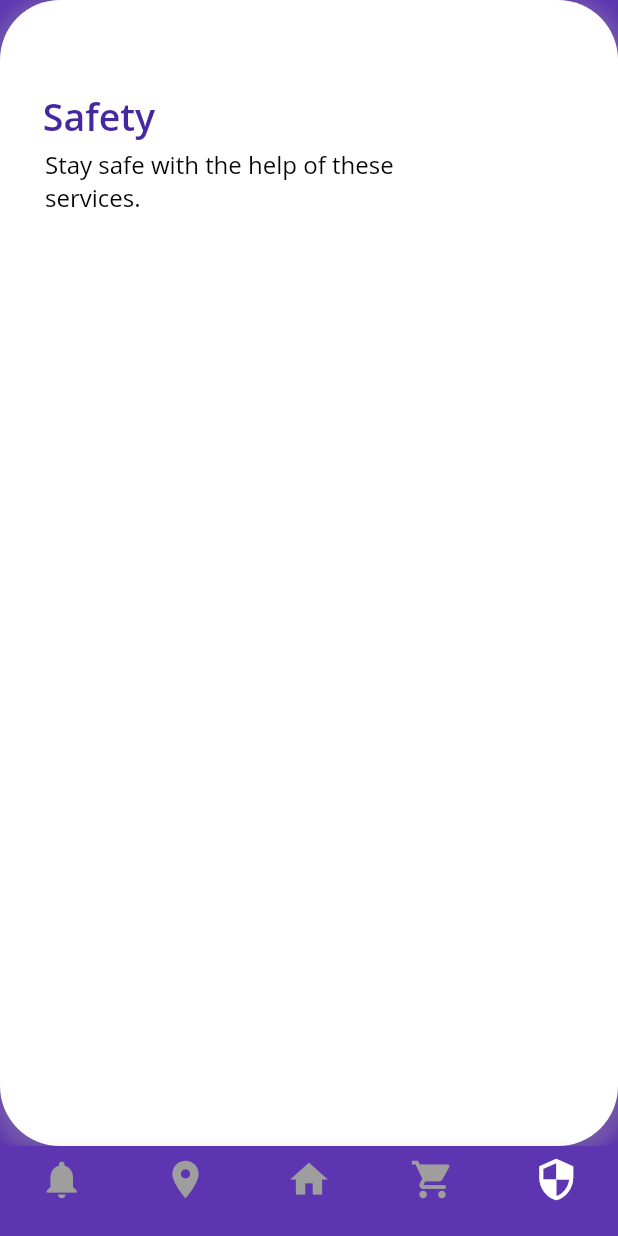
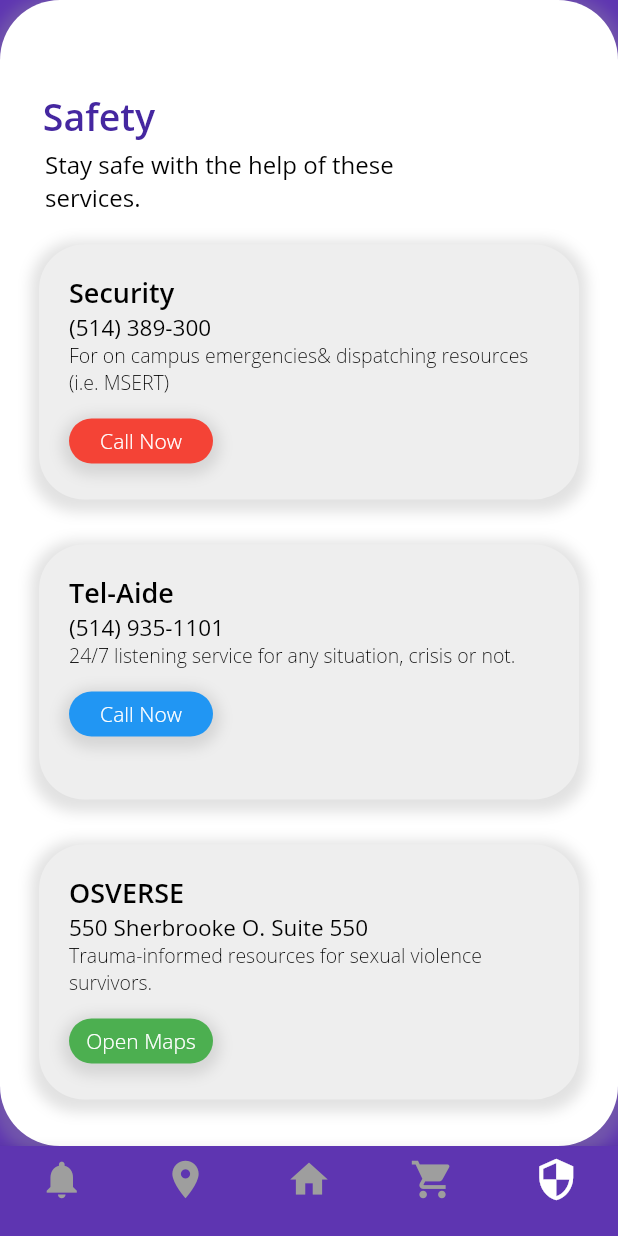
Before and after one commit to JUNIORCO/Event-App, a Flutter app: the screen it shows after launch, item 5 of the bottom bar chosen, on a phone screen of 412 x 824 dp. Run offline on Flutter 3.47's test engine with Material 2 defaults, Android fonts, the phone set to English and light mode, and no system bars.

Commit message:
Security Cards

```diff
--- a/lib/screens/home_screen.dart
+++ b/lib/screens/home_screen.dart
@@ -15,6 +15,20 @@ class _HomeScreenState extends State<HomeScreen> {
     'T\n\n29',
     'F\n\n30',
   ];
+
+  List<Color> _colors = <Color>[
+    Color(0xFFFD6A6B),
+    Color(0xFF07B6D3),
+    Color(0xFFF4EB17),
+    Color(0xFF64E85F),
+    Color(0xFFE88A1C),
+    Color(0xFFE0657A),
+    Color(0xFF209FCA),
+    Color(0xFFD5CE14),
+    Color(0xFF0A9B1B),
+    Color(0xFFFC7400),
+  ];
+
 
   Widget _buildSchedule(int index) {
     return GestureDetector(
@@ -76,7 +90,7 @@ class _HomeScreenState extends State<HomeScreen> {
               gradient: LinearGradient(
                 begin: Alignment.topCenter,
                 end: Alignment.bottomCenter,
-                colors: [Colors.redAccent[100], Colors.red[400]],
+                colors: [_colors[_selectedIndex], _colors[_selectedIndex+5],],
               ),
               color: Colors.red,
               boxShadow: [
--- a/lib/screens/safety.dart
+++ b/lib/screens/safety.dart
@@ -6,9 +6,125 @@ class Safety extends StatefulWidget {
 }
 
 class _SafetyState extends State<Safety> {
+  List<String> _safetyTitle = ['Security', 'Tel-Aide', 'OSVERSE'];
+  List<String> _safetyNumber = [
+    '(514) 389-300',
+    '(514) 935-1101',
+    '550 Sherbrooke O. Suite 550'
+  ];
+  List<String> _safetyInfo = [
+    'For on campus emergencies& dispatching resources (i.e. MSERT)',
+    '24/7 listening service for any situation, crisis or not.',
+    'Trauma-informed resources for sexual violence survivors.'
+  ];
+  List<Icon> _safetyIcon = [];
+  List<String> _buttonWord = ['Call Now', 'Call Now', 'Open Maps'];
+  List<Color> _safetyColor = [
+    Colors.red,
+    Colors.blue,
+    Colors.green,
+  ];
+
+  Widget _buildSafetyCard(int index) {
+    return Container(
+      margin: EdgeInsets.only(top: 20, bottom: 10),
+      padding: EdgeInsets.all(20.0),
+      height: 170,
+      width: 360,
+      decoration: BoxDecoration(
+        borderRadius: BorderRadius.circular(30.0),
+        color: Colors.grey[200],
+        boxShadow: [
+          BoxShadow(
+            color: Colors.grey.withOpacity(0.3),
+            spreadRadius: 5,
+            offset: Offset(0, 3),
+            blurRadius: 7.0,
+          ),
+        ],
+      ),
+      child: Column(
+        children: <Widget>[
+          Align(
+            alignment: Alignment.centerLeft,
+            child: Text(
+              _safetyTitle[index],
+              textAlign: TextAlign.left,
+              style: TextStyle(
+                fontSize: 18.0,
+                fontWeight: FontWeight.w600,
+                color: Colors.black,
+                fontFamily: 'Open Sans',
+              ),
+            ),
+          ),
+          Align(
+            alignment: Alignment.centerLeft,
+            child: Text(
+              _safetyNumber[index],
+              textAlign: TextAlign.left,
+              style: TextStyle(
+                fontSize: 15.0,
+                fontWeight: FontWeight.w400,
+                color: Colors.black,
+                fontFamily: 'Open Sans',
+              ),
+            ),
+          ),
+          Align(
+            alignment: Alignment.centerLeft,
+            child: Text(
+              _safetyInfo[index],
+              textAlign: TextAlign.left,
+              style: TextStyle(
+                fontSize: 13.0,
+                fontWeight: FontWeight.w200,
+                color: Colors.black,
+                fontFamily: 'Open Sans',
+              ),
+            ),
+          ),
+          Align(
+            alignment: Alignment.centerLeft,
+            child: Container(
+              margin: EdgeInsets.only(top: 15, bottom: 0),
+              padding: EdgeInsets.all(5.0),
+              width: 96,
+              height: 30,
+              decoration: BoxDecoration(
+                borderRadius: BorderRadius.circular(30.0),
+                color: _safetyColor[index],
+                boxShadow: [
+                  BoxShadow(
+                    color: Colors.grey.withOpacity(0.3),
+                    spreadRadius: 5,
+                    offset: Offset(0, 3),
+                    blurRadius: 7.0,
+                  ),
+                ],
+              ),
+              child: Text(
+                _buttonWord[index],
+                textAlign: TextAlign.center,
+                style: TextStyle(
+                  fontSize: 14.0,
+                  fontWeight: FontWeight.w200,
+                  color: Colors.white,
+                  fontFamily: 'Open Sans',
+                ),
+              ),
+            ),
+          ),
+        ],
+      ),
+    );
+  }
+
   @override
   Widget build(BuildContext context) {
-    return Scaffold(
+    return MaterialApp(
+      home: Scaffold(
+        backgroundColor: Colors.deepPurple[600],
         body: Container(
           height: MediaQuery.of(context).size.height,
           width: MediaQuery.of(context).size.width,
@@ -39,7 +155,11 @@ class _SafetyState extends State<Safety> {
                 ),
               ),
               Padding(
-              padding: EdgeInsets.only(left: 30.0, right: 120.0, top: 5.0),
+                padding: EdgeInsets.only(
+                  left: 30.0,
+                  right: 120.0,
+                  top: 5.0,
+                ),
                 child: Text(
                   'Stay safe with the help of these services.',
                   style: TextStyle(
@@ -50,7 +170,13 @@ class _SafetyState extends State<Safety> {
                   ),
                 ),
               ),
+              Column(
+                children: List.generate(_safetyTitle.length, (index) {
+                  return _buildSafetyCard(index);
+                }),
+              ),
             ],
+          ),
         ),
       ),
     );
```
Lines whose indentation alone changed are shown as unchanged.
